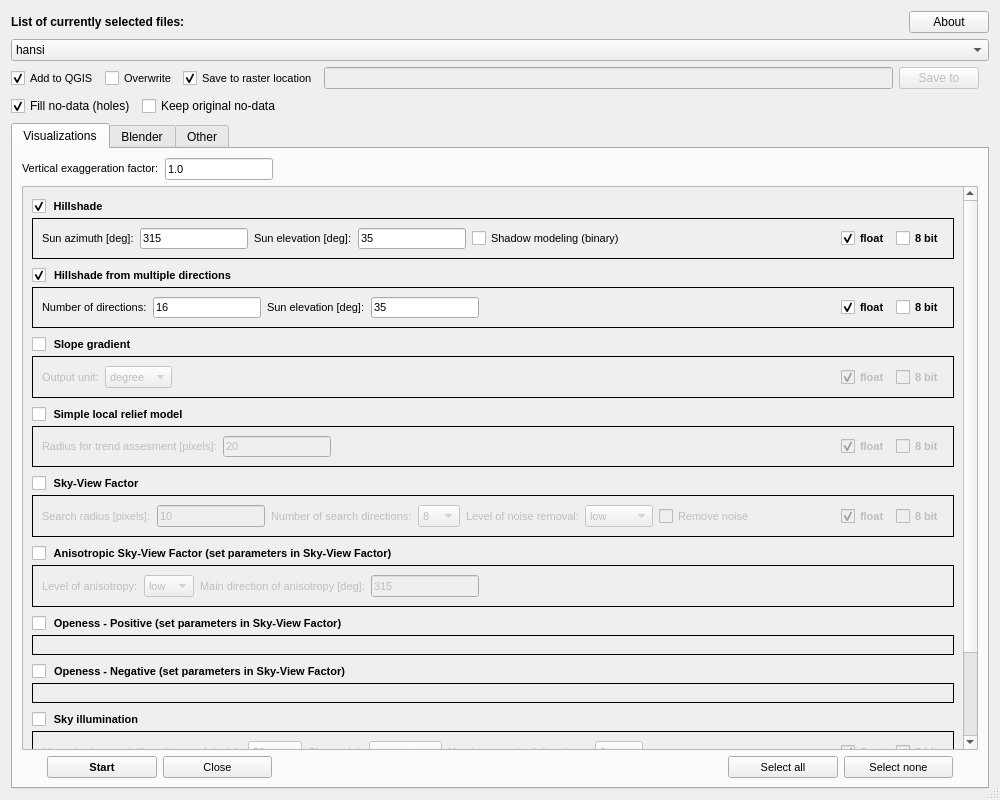
Before: the Qt Designer form qrvt_dialog_base.ui in EarthObservation/rvt-qgis, drawn with Qt 5.
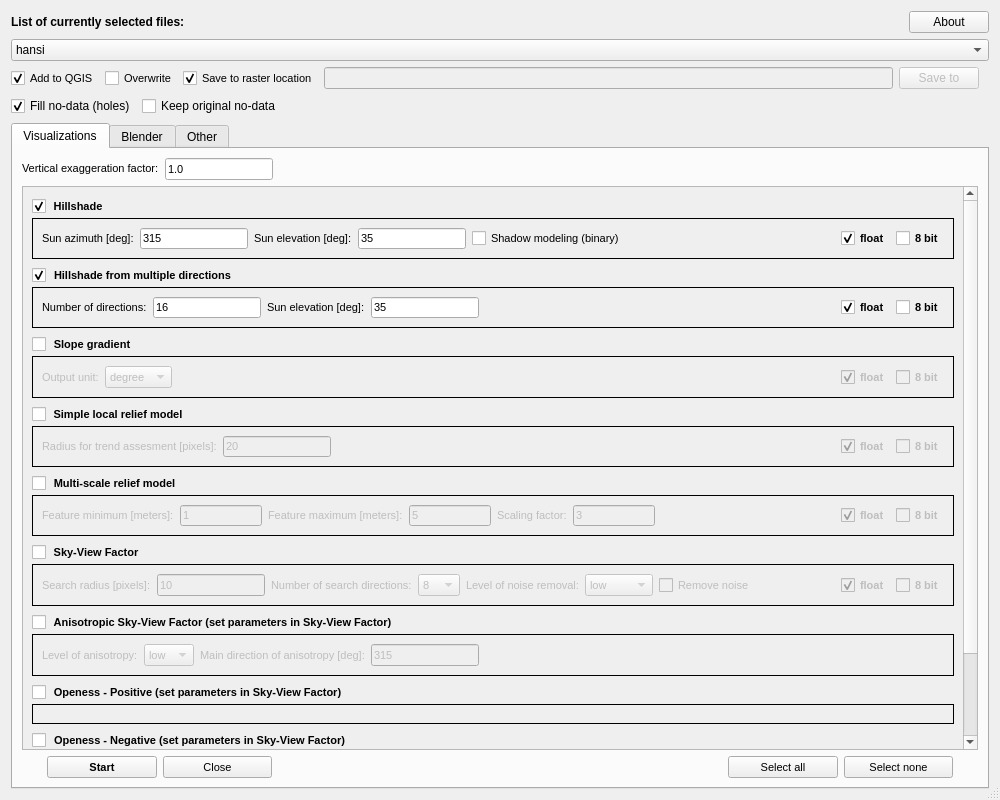
After: the same form once the commit is applied. Custom widgets are drawn as their Qt base class.

Commit message: v0.6.1 msrm added back (correct), sim temp rem (not correct)

```diff
--- a/qrvt_dialog_base.ui
+++ b/qrvt_dialog_base.ui
@@ -343,14 +343,14 @@
               <property name="geometry">
                <rect>
                 <x>0</x>
-                <y>0</y>
+                <y>-4</y>
                 <width>935</width>
-                <height>666</height>
+                <height>665</height>
                </rect>
               </property>
               <layout class="QVBoxLayout" name="verticalLayout_14">
                <item>
-                <layout class="QVBoxLayout" name="verticalLayout_6" stretch="2,2,2,2,2,2,2,2,2,2">
+                <layout class="QVBoxLayout" name="verticalLayout_6" stretch="2,2,2,2,0,2,2,2,2,2">
                  <property name="sizeConstraint">
                   <enum>QLayout::SetDefaultConstraint</enum>
                  </property>
@@ -1124,6 +1124,220 @@
                    </layout>
                   </widget>
                  </item>
+                 <item>
+                  <widget class="QGroupBox" name="group_multi_relief">
+                   <property name="enabled">
+                    <bool>true</bool>
+                   </property>
+                   <property name="sizePolicy">
+                    <sizepolicy hsizetype="Preferred" vsizetype="Preferred">
+                     <horstretch>0</horstretch>
+                     <verstretch>0</verstretch>
+                    </sizepolicy>
+                   </property>
+                   <property name="font">
+                    <font>
+                     <pointsize>8</pointsize>
+                     <weight>75</weight>
+                     <bold>true</bold>
+                    </font>
+                   </property>
+                   <property name="accessibleDescription">
+                    <string>multi_scale_relief_model</string>
+                   </property>
+                   <property name="title">
+                    <string>Multi-scale relief model</string>
+                   </property>
+                   <property name="checkable">
+                    <bool>true</bool>
+                   </property>
+                   <property name="checked">
+                    <bool>false</bool>
+                   </property>
+                   <layout class="QHBoxLayout" name="horizontalLayout_28">
+                    <item>
+                     <layout class="QHBoxLayout" name="horizontalLayout_26">
+                      <item>
+                       <widget class="QLabel" name="label_2">
+                        <property name="font">
+                         <font>
+                          <pointsize>8</pointsize>
+                          <weight>50</weight>
+                          <bold>false</bold>
+                         </font>
+                        </property>
+                        <property name="text">
+                         <string>Feature minimum [meters]:</string>
+                        </property>
+                       </widget>
+                      </item>
+                      <item>
+                       <widget class="QLineEdit" name="line_msrm_f_min">
+                        <property name="sizePolicy">
+                         <sizepolicy hsizetype="Preferred" vsizetype="Preferred">
+                          <horstretch>0</horstretch>
+                          <verstretch>0</verstretch>
+                         </sizepolicy>
+                        </property>
+                        <property name="font">
+                         <font>
+                          <pointsize>8</pointsize>
+                          <weight>50</weight>
+                          <bold>false</bold>
+                         </font>
+                        </property>
+                        <property name="inputMask">
+                         <string/>
+                        </property>
+                        <property name="text">
+                         <string>1</string>
+                        </property>
+                       </widget>
+                      </item>
+                      <item>
+                       <widget class="QLabel" name="label_3">
+                        <property name="font">
+                         <font>
+                          <pointsize>8</pointsize>
+                          <weight>50</weight>
+                          <bold>false</bold>
+                         </font>
+                        </property>
+                        <property name="text">
+                         <string>Feature maximum [meters]:</string>
+                        </property>
+                       </widget>
+                      </item>
+                      <item>
+                       <widget class="QLineEdit" name="line_msrm_f_max">
+                        <property name="sizePolicy">
+                         <sizepolicy hsizetype="Preferred" vsizetype="Preferred">
+                          <horstretch>0</horstretch>
+                          <verstretch>0</verstretch>
+                         </sizepolicy>
+                        </property>
+                        <property name="font">
+                         <font>
+                          <pointsize>8</pointsize>
+                          <weight>50</weight>
+                          <bold>false</bold>
+                         </font>
+                        </property>
+                        <property name="inputMask">
+                         <string/>
+                        </property>
+                        <property name="text">
+                         <string>5</string>
+                        </property>
+                        <property name="cursorPosition">
+                         <number>1</number>
+                        </property>
+                       </widget>
+                      </item>
+                      <item>
+                       <widget class="QLabel" name="label_4">
+                        <property name="font">
+                         <font>
+                          <pointsize>8</pointsize>
+                          <weight>50</weight>
+                          <bold>false</bold>
+                         </font>
+                        </property>
+                        <property name="text">
+                         <string>Scaling factor:</string>
+                        </property>
+                       </widget>
+                      </item>
+                      <item>
+                       <widget class="QLineEdit" name="line_msrm_scale">
+                        <property name="sizePolicy">
+                         <sizepolicy hsizetype="Preferred" vsizetype="Preferred">
+                          <horstretch>0</horstretch>
+                          <verstretch>0</verstretch>
+                         </sizepolicy>
+                        </property>
+                        <property name="font">
+                         <font>
+                          <pointsize>8</pointsize>
+                          <weight>50</weight>
+                          <bold>false</bold>
+                         </font>
+                        </property>
+                        <property name="inputMask">
+                         <string>09</string>
+                        </property>
+                        <property name="text">
+                         <string>3</string>
+                        </property>
+                        <property name="maxLength">
+                         <number>2</number>
+                        </property>
+                        <property name="cursorPosition">
+                         <number>0</number>
+                        </property>
+                       </widget>
+                      </item>
+                     </layout>
+                    </item>
+                    <item>
+                     <spacer name="horizontalSpacer_17">
+                      <property name="orientation">
+                       <enum>Qt::Horizontal</enum>
+                      </property>
+                      <property name="sizeHint" stdset="0">
+                       <size>
+                        <width>258</width>
+                        <height>20</height>
+                       </size>
+                      </property>
+                     </spacer>
+                    </item>
+                    <item>
+                     <layout class="QHBoxLayout" name="horizontalLayout_27">
+                      <item>
+                       <widget class="QCheckBox" name="check_msrm_float">
+                        <property name="sizePolicy">
+                         <sizepolicy hsizetype="Preferred" vsizetype="Preferred">
+                          <horstretch>0</horstretch>
+                          <verstretch>0</verstretch>
+                         </sizepolicy>
+                        </property>
+                        <property name="font">
+                         <font>
+                          <pointsize>8</pointsize>
+                         </font>
+                        </property>
+                        <property name="text">
+                         <string>float</string>
+                        </property>
+                        <property name="checked">
+                         <bool>true</bool>
+                        </property>
+                       </widget>
+                      </item>
+                      <item>
+                       <widget class="QCheckBox" name="check_msrm_8bit">
+                        <property name="sizePolicy">
+                         <sizepolicy hsizetype="Preferred" vsizetype="Preferred">
+                          <horstretch>0</horstretch>
+                          <verstretch>0</verstretch>
+                         </sizepolicy>
+                        </property>
+                        <property name="font">
+                         <font>
+                          <pointsize>8</pointsize>
+                         </font>
+                        </property>
+                        <property name="text">
+                         <string>8 bit</string>
+                        </property>
+                       </widget>
+                      </item>
+                     </layout>
+                    </item>
+                   </layout>
+                  </widget>
+                 </item>
                  <item>
                   <widget class="QGroupBox" name="group_sky_view">
                    <property name="enabled">
@@ -1658,281 +1872,6 @@
                    <layout class="QHBoxLayout" name="horizontalLayout_21"/>
                   </widget>
                  </item>
-                 <item>
-                  <widget class="QGroupBox" name="group_illumination">
-                   <property name="enabled">
-                    <bool>true</bool>
-                   </property>
-                   <property name="sizePolicy">
-                    <sizepolicy hsizetype="Preferred" vsizetype="Preferred">
-                     <horstretch>0</horstretch>
-                     <verstretch>0</verstretch>
-                    </sizepolicy>
-                   </property>
-                   <property name="font">
-                    <font>
-                     <pointsize>8</pointsize>
-                     <weight>75</weight>
-                     <bold>true</bold>
-                    </font>
-                   </property>
-                   <property name="accessibleDescription">
-                    <string>sky_illumination</string>
-                   </property>
-                   <property name="title">
-                    <string>Sky illumination</string>
-                   </property>
-                   <property name="flat">
-                    <bool>false</bool>
-                   </property>
-                   <property name="checkable">
-                    <bool>true</bool>
-                   </property>
-                   <property name="checked">
-                    <bool>false</bool>
-                   </property>
-                   <layout class="QHBoxLayout" name="horizontalLayout_13" stretch="0,0,0">
-                    <item>
-                     <layout class="QHBoxLayout" name="horizontalLayout_2">
-                      <item>
-                       <widget class="QLabel" name="label_39">
-                        <property name="sizePolicy">
-                         <sizepolicy hsizetype="Preferred" vsizetype="Preferred">
-                          <horstretch>0</horstretch>
-                          <verstretch>0</verstretch>
-                         </sizepolicy>
-                        </property>
-                        <property name="font">
-                         <font>
-                          <pointsize>8</pointsize>
-                          <weight>50</weight>
-                          <bold>false</bold>
-                         </font>
-                        </property>
-                        <property name="text">
-                         <string>Max. shadow modelling distance [pixels]:</string>
-                        </property>
-                       </widget>
-                      </item>
-                      <item>
-                       <widget class="QComboBox" name="combo_sim_shadow_dist">
-                        <property name="sizePolicy">
-                         <sizepolicy hsizetype="Preferred" vsizetype="Preferred">
-                          <horstretch>0</horstretch>
-                          <verstretch>0</verstretch>
-                         </sizepolicy>
-                        </property>
-                        <property name="font">
-                         <font>
-                          <pointsize>8</pointsize>
-                          <weight>50</weight>
-                          <bold>false</bold>
-                         </font>
-                        </property>
-                        <property name="accessibleDescription">
-                         <string>max_shadow_dist</string>
-                        </property>
-                        <item>
-                         <property name="text">
-                          <string>50</string>
-                         </property>
-                        </item>
-                        <item>
-                         <property name="text">
-                          <string>100</string>
-                         </property>
-                        </item>
-                        <item>
-                         <property name="text">
-                          <string>500</string>
-                         </property>
-                        </item>
-                        <item>
-                         <property name="text">
-                          <string>1000</string>
-                         </property>
-                        </item>
-                       </widget>
-                      </item>
-                      <item>
-                       <widget class="QLabel" name="label_38">
-                        <property name="sizePolicy">
-                         <sizepolicy hsizetype="Preferred" vsizetype="Preferred">
-                          <horstretch>0</horstretch>
-                          <verstretch>0</verstretch>
-                         </sizepolicy>
-                        </property>
-                        <property name="font">
-                         <font>
-                          <pointsize>8</pointsize>
-                          <weight>50</weight>
-                          <bold>false</bold>
-                         </font>
-                        </property>
-                        <property name="text">
-                         <string>Sky model:</string>
-                        </property>
-                       </widget>
-                      </item>
-                      <item>
-                       <widget class="QComboBox" name="combo_sim_sky_mod">
-                        <property name="sizePolicy">
-                         <sizepolicy hsizetype="Preferred" vsizetype="Preferred">
-                          <horstretch>0</horstretch>
-                          <verstretch>0</verstretch>
-                         </sizepolicy>
-                        </property>
-                        <property name="font">
-                         <font>
-                          <pointsize>8</pointsize>
-                          <weight>50</weight>
-                          <bold>false</bold>
-                         </font>
-                        </property>
-                        <property name="accessibleDescription">
-                         <string>sky_model</string>
-                        </property>
-                        <item>
-                         <property name="text">
-                          <string>overcast</string>
-                         </property>
-                        </item>
-                        <item>
-                         <property name="text">
-                          <string>uniform</string>
-                         </property>
-                        </item>
-                       </widget>
-                      </item>
-                      <item>
-                       <widget class="QLabel" name="label_37">
-                        <property name="sizePolicy">
-                         <sizepolicy hsizetype="Preferred" vsizetype="Preferred">
-                          <horstretch>0</horstretch>
-                          <verstretch>0</verstretch>
-                         </sizepolicy>
-                        </property>
-                        <property name="font">
-                         <font>
-                          <pointsize>8</pointsize>
-                          <weight>50</weight>
-                          <bold>false</bold>
-                         </font>
-                        </property>
-                        <property name="text">
-                         <string>Number search of directions:</string>
-                        </property>
-                       </widget>
-                      </item>
-                      <item>
-                       <widget class="QComboBox" name="combo_sim_nr_dir">
-                        <property name="sizePolicy">
-                         <sizepolicy hsizetype="Preferred" vsizetype="Preferred">
-                          <horstretch>0</horstretch>
-                          <verstretch>0</verstretch>
-                         </sizepolicy>
-                        </property>
-                        <property name="font">
-                         <font>
-                          <pointsize>8</pointsize>
-                          <weight>50</weight>
-                          <bold>false</bold>
-                         </font>
-                        </property>
-                        <property name="accessibleDescription">
-                         <string>number_points</string>
-                        </property>
-                        <item>
-                         <property name="text">
-                          <string>8</string>
-                         </property>
-                        </item>
-                        <item>
-                         <property name="text">
-                          <string>16</string>
-                         </property>
-                        </item>
-                        <item>
-                         <property name="text">
-                          <string>32</string>
-                         </property>
-                        </item>
-                        <item>
-                         <property name="text">
-                          <string>64</string>
-                         </property>
-                        </item>
-                        <item>
-                         <property name="text">
-                          <string>128</string>
-                         </property>
-                        </item>
-                       </widget>
-                      </item>
-                     </layout>
-                    </item>
-                    <item>
-                     <spacer name="horizontalSpacer_15">
-                      <property name="orientation">
-                       <enum>Qt::Horizontal</enum>
-                      </property>
-                      <property name="sizeType">
-                       <enum>QSizePolicy::Expanding</enum>
-                      </property>
-                      <property name="sizeHint" stdset="0">
-                       <size>
-                        <width>0</width>
-                        <height>20</height>
-                       </size>
-                      </property>
-                     </spacer>
-                    </item>
-                    <item>
-                     <layout class="QHBoxLayout" name="horizontalLayout_14">
-                      <item>
-                       <widget class="QCheckBox" name="check_sim_float">
-                        <property name="sizePolicy">
-                         <sizepolicy hsizetype="Preferred" vsizetype="Preferred">
-                          <horstretch>0</horstretch>
-                          <verstretch>0</verstretch>
-                         </sizepolicy>
-                        </property>
-                        <property name="font">
-                         <font>
-                          <pointsize>8</pointsize>
-                         </font>
-                        </property>
-                        <property name="text">
-                         <string>float</string>
-                        </property>
-                        <property name="checked">
-                         <bool>true</bool>
-                        </property>
-                       </widget>
-                      </item>
-                      <item>
-                       <widget class="QCheckBox" name="check_sim_8bit">
-                        <property name="sizePolicy">
-                         <sizepolicy hsizetype="Preferred" vsizetype="Preferred">
-                          <horstretch>0</horstretch>
-                          <verstretch>0</verstretch>
-                         </sizepolicy>
-                        </property>
-                        <property name="font">
-                         <font>
-                          <pointsize>8</pointsize>
-                         </font>
-                        </property>
-                        <property name="text">
-                         <string>8 bit</string>
-                        </property>
-                       </widget>
-                      </item>
-                     </layout>
-                    </item>
-                   </layout>
-                  </widget>
-                 </item>
                  <item>
                   <widget class="QGroupBox" name="group_local_dominance">
                    <property name="enabled">
```
Left out of the diff: 50 changed lines with no effect on the pictures. The commit also changes 10 other files.
